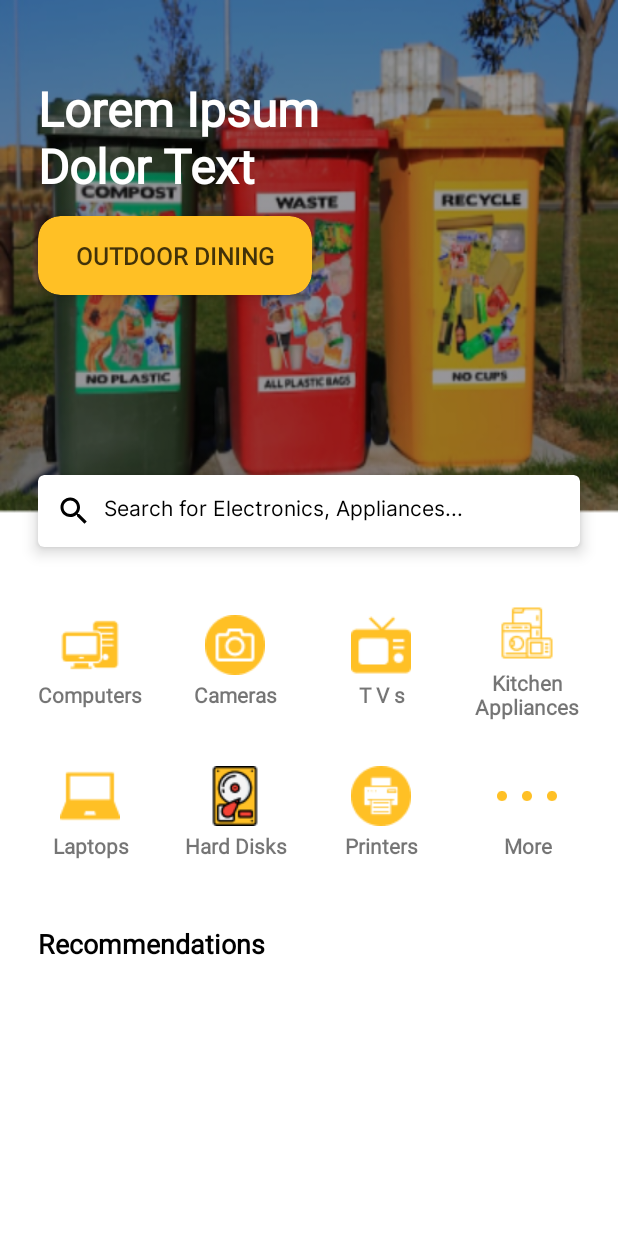
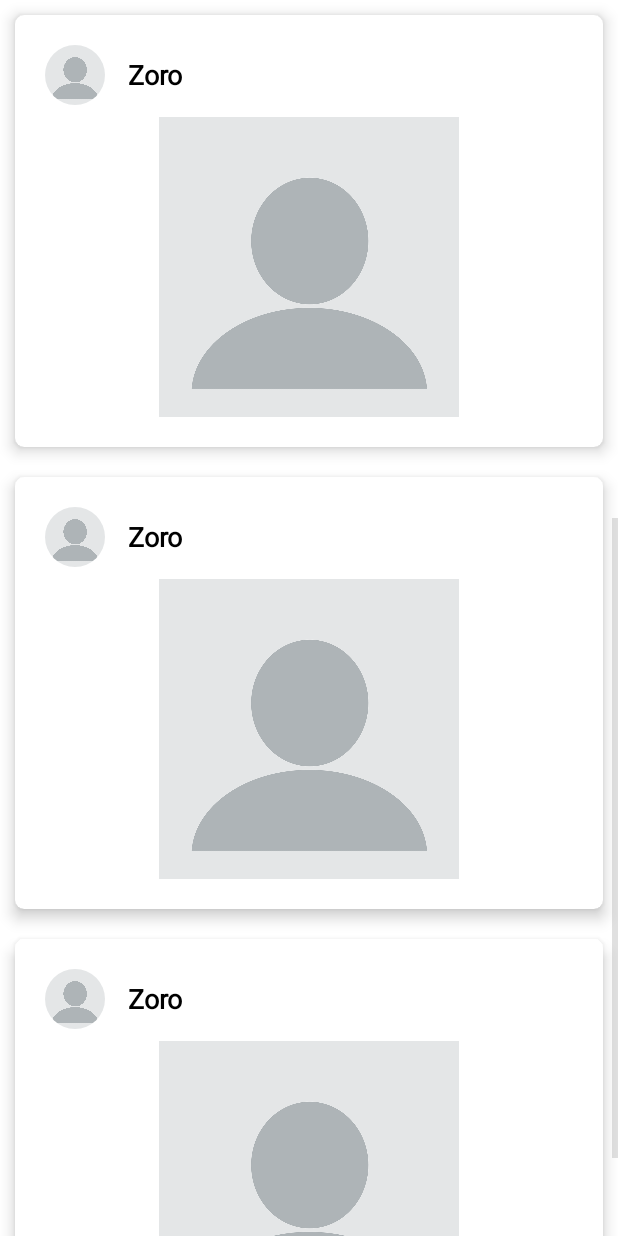
Before and after one commit to Moutamid/EWasteManagement, an Android app: the layout fragment_home.xml on its own in the app's theme, with its tools: preview values and no code run, on a phone screen of 412 x 824 dp. Run offline under Robolectric (Android 15) with nearby library versions, the phone set to English and light mode, and no system bars.

Commit message:
Initial commit

```diff
--- a/app/src/main/res/layout/fragment_home.xml
+++ b/app/src/main/res/layout/fragment_home.xml
@@ -427,6 +427,7 @@
         <androidx.recyclerview.widget.RecyclerView
             android:layout_width="match_parent"
             android:layout_height="wrap_content"
+            tools:listitem="@layout/recommended_card"
             android:layout_below="@id/recom" />
 
     </RelativeLayout>
--- /dev/null
+++ b/app/src/main/res/layout/recommended_card.xml
@@ -0,0 +1,54 @@
+<?xml version="1.0" encoding="utf-8"?>
+<com.google.android.material.card.MaterialCardView xmlns:android="http://schemas.android.com/apk/res/android"
+    xmlns:app="http://schemas.android.com/apk/res-auto"
+    xmlns:tools="http://schemas.android.com/tools"
+    android:layout_width="match_parent"
+    android:layout_height="wrap_content"
+    app:cardCornerRadius="6dp"
+    android:layout_margin="10dp"
+    app:cardElevation="6dp">
+
+    <androidx.constraintlayout.widget.ConstraintLayout
+        android:layout_width="match_parent"
+        android:layout_height="match_parent"
+        android:padding="20sp">
+
+        <de.hdodenhof.circleimageview.CircleImageView
+            android:id="@+id/profileImage"
+            android:layout_width="40dp"
+            android:layout_height="40dp"
+            android:src="@drawable/dummy_profile"
+            app:layout_constraintStart_toStartOf="parent"
+            app:layout_constraintTop_toTopOf="parent" />
+
+        <TextView
+            android:id="@+id/textView"
+            android:layout_width="0dp"
+            android:layout_height="0dp"
+            android:layout_marginStart="15dp"
+            android:fontFamily="@font/roboto"
+            android:gravity="center_vertical"
+            android:text="Zoro"
+            android:textColor="@color/black"
+            android:textSize="18sp"
+            android:textStyle="bold"
+            app:layout_constraintBottom_toBottomOf="@+id/profileImage"
+            app:layout_constraintEnd_toEndOf="parent"
+            app:layout_constraintStart_toEndOf="@+id/profileImage"
+            app:layout_constraintTop_toTopOf="@+id/profileImage" />
+
+        <ImageView
+            android:id="@+id/imageView"
+            android:layout_width="match_parent"
+            android:layout_height="200dp"
+            android:layout_marginTop="8dp"
+            app:layout_constraintEnd_toEndOf="parent"
+            app:layout_constraintStart_toStartOf="parent"
+            app:layout_constraintTop_toBottomOf="@+id/textView"
+            app:srcCompat="@drawable/dummy_profile" />
+
+    </androidx.constraintlayout.widget.ConstraintLayout>
+
+
+
+</com.google.android.material.card.MaterialCardView>
```
